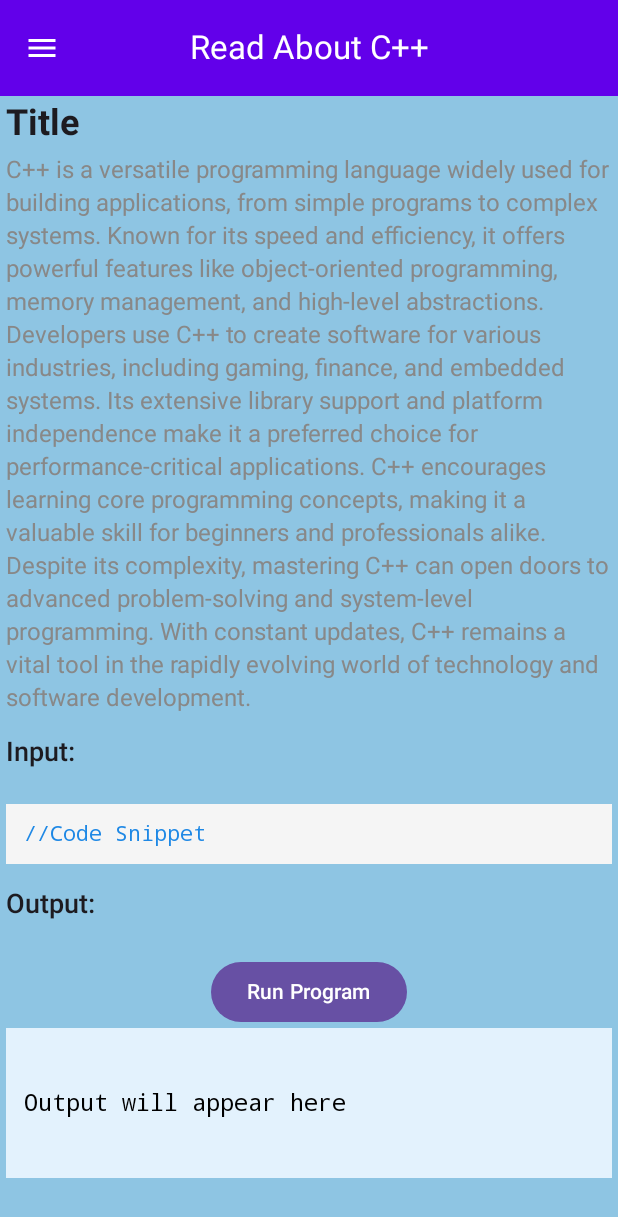
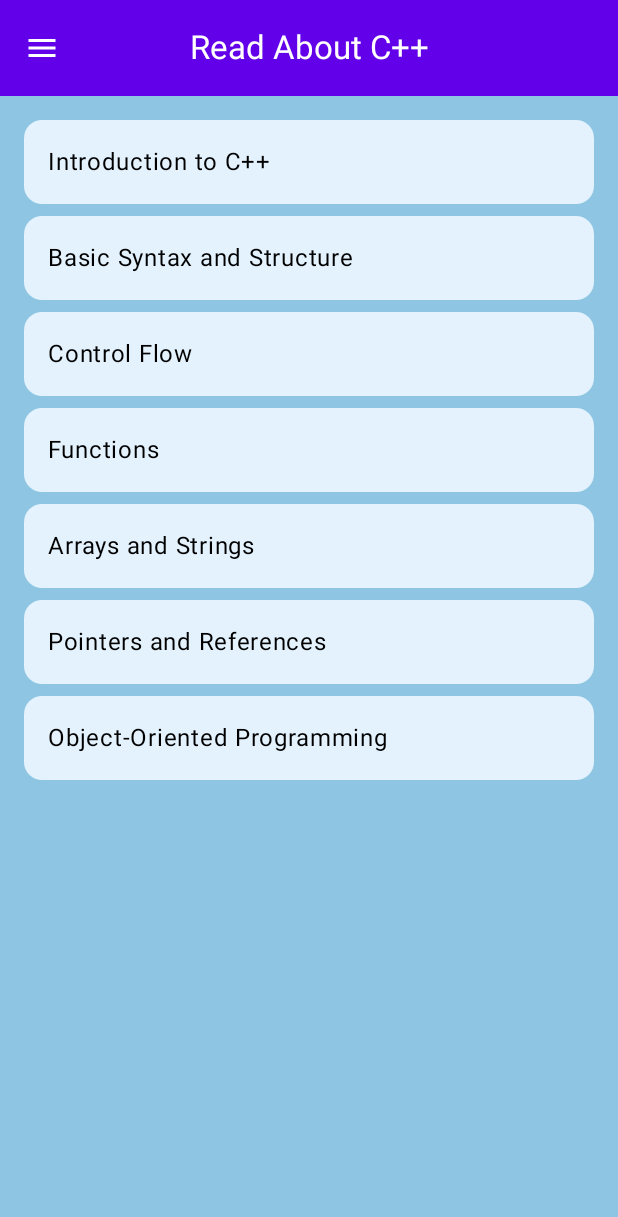
Before and after one commit to devabhishekagrahari/programming_mess, an Android app built with Jetpack Compose: the screen it shows after launch (MainActivity), on a phone screen of 412 x 824 dp. Shown: the top 1217 px of the screen. Run offline under Robolectric (Android 15) with nearby library versions, the light colour scheme and no system bars.

Commit message:
initial-13jan

```diff
--- a/app/src/main/java/dev/abhishekagrahari/programming_mess/MainActivity.kt
+++ b/app/src/main/java/dev/abhishekagrahari/programming_mess/MainActivity.kt
@@ -4,23 +4,17 @@ import android.os.Bundle
 import androidx.activity.ComponentActivity
 import androidx.activity.compose.setContent
 import androidx.activity.enableEdgeToEdge
-import androidx.compose.foundation.layout.fillMaxSize
-import androidx.compose.foundation.layout.padding
-import androidx.compose.material3.Scaffold
-import androidx.compose.material3.Text
-import androidx.compose.runtime.Composable
-import androidx.compose.ui.Modifier
-import androidx.compose.ui.tooling.preview.Preview
-import dev.abhishekagrahari.programming_mess.ui.theme.Programming_messTheme
 
-import dev.abhishekagrahari.programming_mess.view.baseLayout
+import androidx.navigation.compose.rememberNavController
+import dev.abhishekagrahari.programming_mess.navigation.navigationGraph
+
 
 class MainActivity : ComponentActivity() {
     override fun onCreate(savedInstanceState: Bundle?) {
         super.onCreate(savedInstanceState)
         enableEdgeToEdge()
         setContent {
-            baseLayout()
-        }
+           navigationGraph(navController = rememberNavController())
         }
     }
+}
--- /dev/null
+++ b/app/src/main/java/dev/abhishekagrahari/programming_mess/model/chapterData.kt
@@ -0,0 +1,9 @@
+package dev.abhishekagrahari.programming_mess.model
+
+data class chapterData(
+    val title : String ,
+    val description: String ,
+    val inputCodeSnippet : String,
+    val outputCodeSnippet : String,
+    val route : String
+)
--- a/app/src/main/java/dev/abhishekagrahari/programming_mess/navigation/navigationGraph.kt
+++ b/app/src/main/java/dev/abhishekagrahari/programming_mess/navigation/navigationGraph.kt
@@ -4,61 +4,33 @@ import androidx.compose.runtime.Composable
 import androidx.navigation.NavHostController
 import androidx.navigation.compose.NavHost
 import androidx.navigation.compose.composable
-/*
+import dev.abhishekagrahari.programming_mess.view.ChapterList
+import dev.abhishekagrahari.programming_mess.view.baseLayout
+import dev.abhishekagrahari.programming_mess.view.chapterList
+import dev.abhishekagrahari.programming_mess.view.cppUiView
+
 @Composable
 fun navigationGraph(navController: NavHostController) {
-    NavHost(navController = navController, startDestination = "introduction") {
-
-        // Chapter 1: Introduction
-        composable("introduction") { IntroductionScreen(navController) }
-
-        // Chapter 2: Basic Syntax and Structure
-        composable("basic_syntax") { BasicSyntaxScreen(navController) }
-
-        // Chapter 3: Control Flow
-        composable("control_flow") { ControlFlowScreen(navController) }
-
-        // Chapter 4: Functions
-        composable("functions") { FunctionsScreen(navController) }
-
-        // Chapter 5: Arrays and Strings
-        composable("arrays_strings") { ArraysStringsScreen(navController) }
-
-        // Chapter 6: Pointers and References
-        composable("pointers_references") { PointersReferencesScreen(navController) }
-
-        // Chapter 7: Object-Oriented Programming (OOP)
-        composable("oop") { OopScreen(navController) }
-
-        // Chapter 8: Operator Overloading
-        composable("operator_overloading") { OperatorOverloadingScreen(navController) }
-
-        // Chapter 9: Advanced Data Structures
-        composable("advanced_data_structures") { AdvancedDataStructuresScreen(navController) }
-
-        // Chapter 10: File Handling
-        composable("file_handling") { FileHandlingScreen(navController) }
-
-        // Chapter 11: Exception Handling
-        composable("exception_handling") { ExceptionHandlingScreen(navController) }
-
-        // Chapter 12: Templates
-        composable("templates") { TemplatesScreen(navController) }
-
-        // Chapter 13: Advanced Concepts
-        composable("advanced_concepts") { AdvancedConceptsScreen(navController) }
-
-        // Chapter 14: Memory Management
-        composable("memory_management") { MemoryManagementScreen(navController) }
-
-        // Chapter 15: Debugging and Optimization
-        composable("debugging_optimization") { DebuggingOptimizationScreen(navController) }
-
-        // Chapter 16: C++20 Features
-        composable("cpp20_features") { Cpp20FeaturesScreen(navController) }
-
-        // Chapter 17: Competitive Programming in C++
-        composable("competitive_programming") { CompetitiveProgrammingScreen(navController) }
+    NavHost(navController = navController, startDestination = "home") {
+        composable("cppUiView/{title}/{description}/{inputCodeSnippet}/{outputCodeSnippet}") { backStackEntry ->
+            baseLayout {
+                cppUiView(
+                    navController = navController,
+                    title = backStackEntry.arguments?.getString("title") ?: "",
+                    description = backStackEntry.arguments?.getString("description") ?: "",
+                    inputCodeSnippet = backStackEntry.arguments?.getString("inputCodeSnippet")
+                        ?: "",
+                    outputCodeSnippet = backStackEntry.arguments?.getString("outputCodeSnippet")
+                        ?: ""
+                )
+            }
+        }
+        composable("home"){
+            baseLayout { ChapterList(
+                chapters = chapterList,
+                navController = navController
+            ) }
+        }
+        // Other composables
     }
 }
-*/
--- a/app/src/main/java/dev/abhishekagrahari/programming_mess/view/baseLayout.kt
+++ b/app/src/main/java/dev/abhishekagrahari/programming_mess/view/baseLayout.kt
@@ -16,7 +16,9 @@ import androidx.compose.ui.unit.sp
 
 @OptIn(ExperimentalMaterial3Api::class)
 @Composable
-fun baseLayout() {
+fun baseLayout(
+    content: @Composable () -> Unit
+) {
     val primaryColor = Color(0xFF6200EA) // Custom Primary Color
     val onPrimaryColor = Color.White    // Custom On Primary Color
     val secondaryColor = Color(0xFF03DAC6) // Custom Secondary Color
@@ -65,61 +67,9 @@ fun baseLayout() {
                     verticalArrangement = Arrangement.Top,
                     horizontalAlignment = Alignment.Start
                 ) {
-                    cppUiView(title="Title" , description = "C++ is a versatile programming language widely used for building applications, from simple programs to complex systems. Known for its speed and efficiency, it offers powerful features like object-oriented programming, memory management, and high-level abstractions. Developers use C++ to create software for various industries, including gaming, finance, and embedded systems. Its extensive library support and platform independence make it a preferred choice for performance-critical applications. C++ encourages learning core programming concepts, making it a valuable skill for beginners and professionals alike. Despite its complexity, mastering C++ can open doors to advanced problem-solving and system-level programming." +
-                            " With constant updates, C++ remains a vital tool in the rapidly evolving world of technology and software development." , inputCodeSnippet = "//Code Snippet" ,outputCodeSnippet= "")
-                    // Welcome Text
-                 Text(
-                        text = "Welcome to the C++ Learning Page",
-                        style = TextStyle(
-                            fontSize = 24.sp,
-                            color = primaryColor
-                        ),
-                        modifier = Modifier.padding(bottom = 8.dp)
-                    )
-
-                    // Section Divider
-                    HorizontalDivider(
-                        modifier = Modifier.padding(vertical = 8.dp),
-                        thickness = 1.dp,
-                        color = secondaryColor
-                    )
-
-                    // Informational Text
-                    Text(
-                        text = "Explore detailed chapters and advanced concepts to master C++ programming. Navigate through the sections using the menu.",
-                        style = TextStyle(
-                            fontSize = 16.sp,
-                            color = onSurfaceColor
-                        ),
-                        modifier = Modifier.padding(bottom = 16.dp)
-                    )
-
-                    // Action Buttons
-                    Row(
-                        horizontalArrangement = Arrangement.spacedBy(16.dp),
-                        modifier = Modifier.fillMaxWidth()
-                    ) {
-                        Button(
-                            onClick = { /* Navigate to beginner content */ },
-                            colors = ButtonDefaults.buttonColors(containerColor = primaryColor, contentColor = onPrimaryColor)
-                        ) {
-                            Text("Beginner")
-                        }
-
-                        Button(
-                            onClick = { /* Navigate to advanced content */ },
-                            colors = ButtonDefaults.buttonColors(containerColor = secondaryColor, contentColor = onSurfaceColor)
-                        ) {
-                            Text("Advanced")
-                        }
-                    }
+                     content()
                 }
             }
         }
     )
 }
-@Preview(showBackground=true)
-@Composable
-fun previewbaseLayout(){
-    baseLayout()
-}
--- /dev/null
+++ b/app/src/main/java/dev/abhishekagrahari/programming_mess/view/chapterListView.kt
@@ -0,0 +1,187 @@
+package dev.abhishekagrahari.programming_mess.view
+
+import androidx.compose.material3.Card
+import androidx.compose.material3.CardDefaults
+import androidx.compose.material3.Text
+import androidx.compose.foundation.clickable
+import androidx.compose.foundation.layout.Arrangement
+import androidx.compose.foundation.layout.PaddingValues
+import androidx.compose.foundation.layout.fillMaxSize
+import androidx.compose.foundation.layout.fillMaxWidth
+import androidx.compose.foundation.layout.padding
+import androidx.compose.foundation.lazy.LazyColumn
+import androidx.compose.material3.MaterialTheme
+import androidx.compose.runtime.Composable
+import androidx.compose.ui.Modifier
+import androidx.compose.ui.graphics.Color
+import androidx.compose.ui.unit.dp
+import dev.abhishekagrahari.programming_mess.model.chapterData
+import androidx.compose.foundation.lazy.items
+import androidx.navigation.NavController
+
+
+val chapterList = listOf(
+    chapterData(
+        title = "Introduction to C++",
+        description = "Learn the basics of C++ programming, including its history and uses.",
+        inputCodeSnippet = """
+            #include <iostream>
+            using namespace std;
+
+            int main() {
+                cout << "Hello, World!";
+                return 0;
+            }
+        """.trimIndent(),
+        outputCodeSnippet = "Hello, World!",
+        route = "introduction"
+    ),
+    chapterData(
+        title = "Basic Syntax and Structure",
+        description = "Understand the basic syntax and structure of C++ programs.",
+        inputCodeSnippet = """
+            #include <iostream>
+            using namespace std;
+
+            int main() {
+                cout << "This is basic syntax!";
+                return 0;
+            }
+        """.trimIndent(),
+        outputCodeSnippet = "This is basic syntax!",
+        route = "basic_syntax"
+    ),
+    chapterData(
+        title = "Control Flow",
+        description = "Explore control flow structures like if-else, loops, and switch-case in C++.",
+        inputCodeSnippet = """
+            #include <iostream>
+            using namespace std;
+
+            int main() {
+                int num = 10;
+                if (num > 5) {
+                    cout << "Number is greater than 5";
+                } else {
+                    cout << "Number is 5 or less";
+                }
+                return 0;
+            }
+        """.trimIndent(),
+        outputCodeSnippet = "Number is greater than 5",
+        route = "control_flow"
+    ),
+    chapterData(
+        title = "Functions",
+        description = "Learn how to create and use functions in C++ for better code organization.",
+        inputCodeSnippet = """
+            #include <iostream>
+            using namespace std;
+
+            int add(int a, int b) {
+                return a + b;
+            }
+
+            int main() {
+                cout << "Sum: " << add(5, 3);
+                return 0;
+            }
+        """.trimIndent(),
+        outputCodeSnippet = "Sum: 8",
+        route = "functions"
+    ),
+    chapterData(
+        title = "Arrays and Strings",
+        description = "Learn how to use arrays and manipulate strings in C++.",
+        inputCodeSnippet = """
+            #include <iostream>
+            using namespace std;
+
+            int main() {
+                string name = "C++";
+                cout << "Welcome to " << name;
+                return 0;
+            }
+        """.trimIndent(),
+        outputCodeSnippet = "Welcome to C++",
+        route = "arrays_strings"
+    ),
+    chapterData(
+        title = "Pointers and References",
+        description = "Understand pointers, references, and their applications in C++.",
+        inputCodeSnippet = """
+            #include <iostream>
+            using namespace std;
+
+            int main() {
+                int a = 42;
+                int* ptr = &a;
+                cout << "Value: " << *ptr;
+                return 0;
+            }
+        """.trimIndent(),
+        outputCodeSnippet = "Value: 42",
+        route = "pointers_references"
+    ),
+    chapterData(
+        title = "Object-Oriented Programming",
+        description = "Dive into classes, objects, and the core concepts of OOP in C++.",
+        inputCodeSnippet = """
+            #include <iostream>
+            using namespace std;
+
+            class Car {
+            public:
+                string brand;
+                int year;
+
+                void display() {
+                    cout << "Brand: " << brand << ", Year: " << year;
+                }
+            };
+
+            int main() {
+                Car car1;
+                car1.brand = "Toyota";
+                car1.year = 2020;
+                car1.display();
+                return 0;
+            }
+        """.trimIndent(),
+        outputCodeSnippet = "Brand: Toyota, Year: 2020",
+        route = "oop"
+    )
+)
+
+
+@Composable
+fun ChapterList(
+    chapters: List<chapterData>,
+    navController: NavController
+) {
+    LazyColumn(
+        modifier = Modifier.fillMaxSize(),
+        contentPadding = PaddingValues(16.dp),
+        verticalArrangement = Arrangement.spacedBy(8.dp)
+    ) {
+        items(chapters) { chapter ->
+            Card(
+                modifier = Modifier
+                    .fillMaxWidth()
+                    .clickable {  navController.navigate(
+                        "cppUiView/${chapter.title}/${chapter.description}/${chapter.inputCodeSnippet}/${chapter.outputCodeSnippet}"
+                    ) },
+                colors = CardDefaults.cardColors(
+                    containerColor = Color(0xFFE3F2FD),
+                    contentColor = Color.Black
+                )
+            ) {
+                Text(
+                    text = chapter.title,
+                    style = MaterialTheme.typography.bodyLarge,
+                    modifier = Modifier.padding(16.dp)
+                )
+            }
+        }
+    }
+}
--- a/app/src/main/java/dev/abhishekagrahari/programming_mess/view/cppUiView.kt
+++ b/app/src/main/java/dev/abhishekagrahari/programming_mess/view/cppUiView.kt
@@ -1,8 +1,6 @@
 package dev.abhishekagrahari.programming_mess.view
-
 import androidx.compose.foundation.background
 import androidx.compose.foundation.layout.*
-
 import androidx.compose.foundation.verticalScroll
 import androidx.compose.foundation.rememberScrollState
 import androidx.compose.material3.*
@@ -16,15 +14,15 @@ import androidx.compose.ui.text.style.TextAlign
 import androidx.compose.ui.unit.dp
 import androidx.compose.ui.unit.sp
 import androidx.compose.ui.text.font.FontFamily
-
-import androidx.compose.ui.tooling.preview.Preview
+import androidx.navigation.NavHostController
 
 @Composable
 fun cppUiView(
     title: String,
     description: String,
     inputCodeSnippet: String,
-    outputCodeSnippet: String
+    outputCodeSnippet: String,
+    navController: NavHostController
 ) {
     // State for input and output
     var programOutput by remember { mutableStateOf("Output will appear here") }
```
